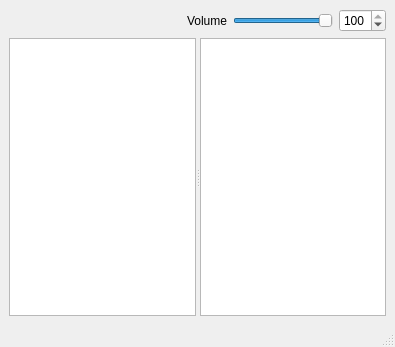
Before: the Qt Designer form main.ui in MaurizioB/SampleBrowse, drawn with Qt 5.
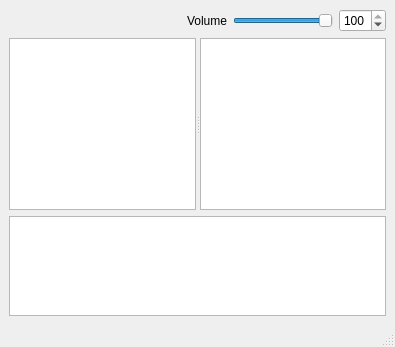
After: the same form once the commit is applied.

Commit message: Keyboard handling and wave file visualization.

The edit to the form file:
```diff
--- a/main.ui
+++ b/main.ui
@@ -14,7 +14,7 @@
    <string>SampleBrowser</string>
   </property>
   <widget class="QWidget" name="centralwidget">
-   <layout class="QGridLayout" name="gridLayout" rowstretch="0,10">
+   <layout class="QGridLayout" name="gridLayout" rowstretch="0,10,0">
     <item row="1" column="0">
      <widget class="QSplitter" name="splitter">
       <property name="orientation">
@@ -112,6 +112,25 @@
       </item>
      </layout>
     </item>
+    <item row="2" column="0">
+     <widget class="QGraphicsView" name="waveView">
+      <property name="maximumSize">
+       <size>
+        <width>16777215</width>
+        <height>100</height>
+       </size>
+      </property>
+      <property name="verticalScrollBarPolicy">
+       <enum>Qt::ScrollBarAlwaysOff</enum>
+      </property>
+      <property name="horizontalScrollBarPolicy">
+       <enum>Qt::ScrollBarAlwaysOff</enum>
+      </property>
+      <property name="renderHints">
+       <set>QPainter::Antialiasing|QPainter::TextAntialiasing</set>
+      </property>
+     </widget>
+    </item>
    </layout>
   </widget>
   <widget class="QMenuBar" name="menubar">
```
Left out of the diff: 6 changed lines with no effect on the pictures. The commit also changes 1 other file.
